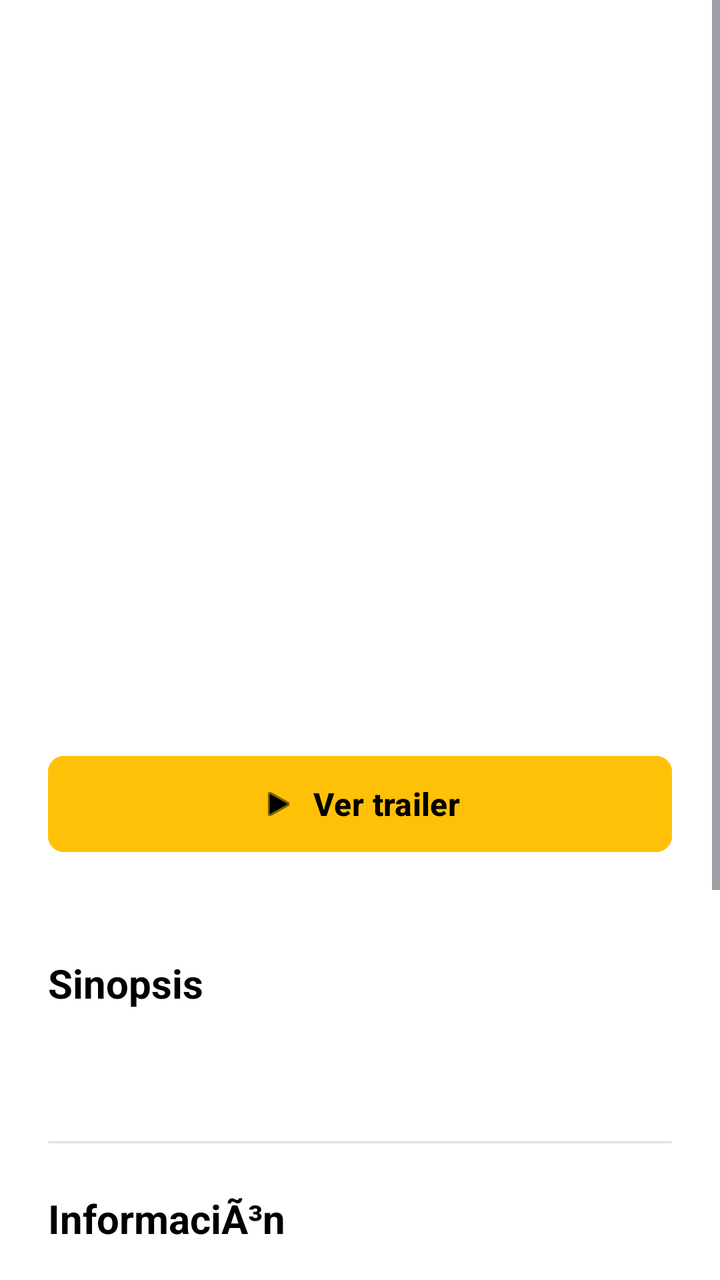
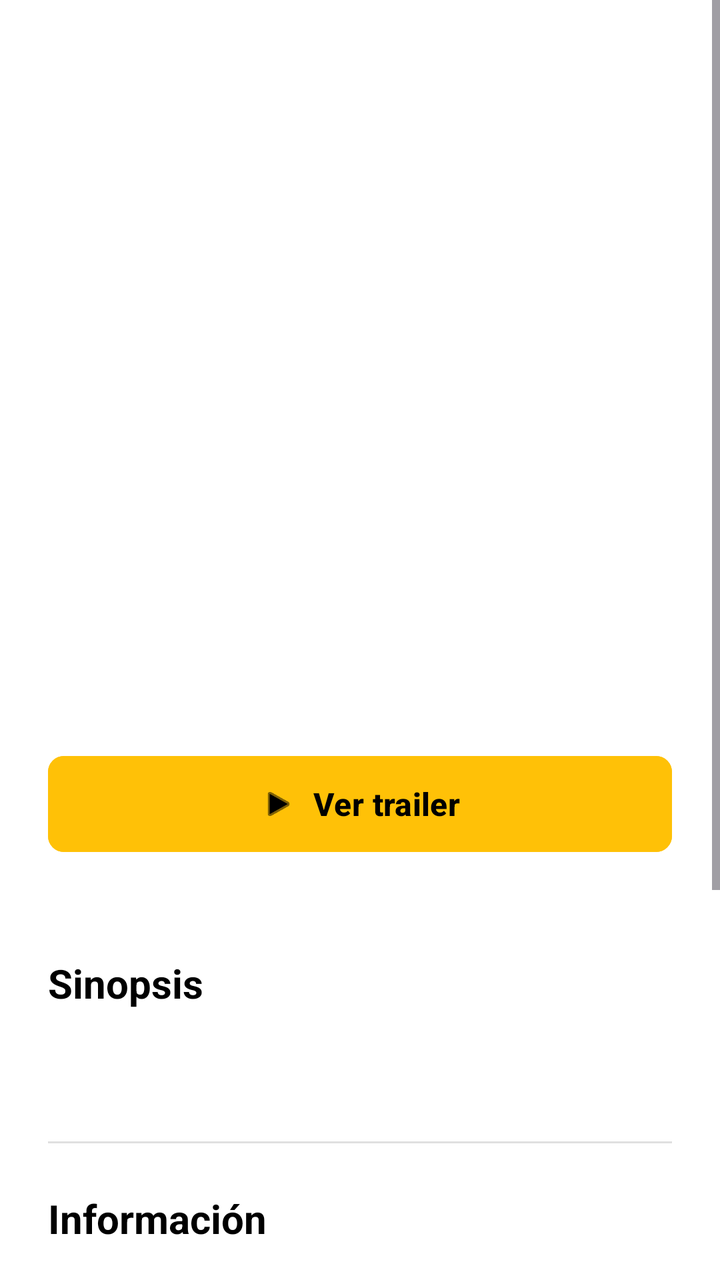

Screens rendered from an Android XML layout before and after an edit, with the pre-edit source and the edit as a unified diff.
<!-- AndroidManifest.xml: application theme Theme.Repaso -->
<!-- res/layout/fragment_detalles.xml -->
<?xml version="1.0" encoding="utf-8"?>
<layout xmlns:android="http://schemas.android.com/apk/res/android"
    xmlns:app="http://schemas.android.com/apk/res-auto"
    xmlns:tools="http://schemas.android.com/tools">

    <ScrollView
    android:layout_width="match_parent"
    android:layout_height="match_parent"
    android:background="#FFFFFF"
    android:fillViewport="true">

    <LinearLayout
        android:layout_width="match_parent"
        android:layout_height="wrap_content"
        android:orientation="vertical">

        <FrameLayout
            android:layout_width="match_parent"
            android:layout_height="350dp">

            <ImageView
                android:id="@+id/portadaDetalle"
                android:layout_width="match_parent"
                android:layout_height="match_parent"
                android:scaleType="centerCrop"/>

            <View
                android:layout_width="match_parent"
                android:layout_height="150dp"
                android:layout_gravity="bottom"
                android:background="@drawable/bg_gradient"/>

            <LinearLayout
                android:layout_width="match_parent"
                android:layout_height="wrap_content"
                android:layout_gravity="bottom"
                android:orientation="vertical"
                android:padding="24dp">

                <TextView
                    android:id="@+id/tituloDestacado"
                    android:layout_width="match_parent"
                    android:layout_height="wrap_content"
                    android:textColor="#FFFFFF"
                    android:textSize="28sp"
                    android:textStyle="bold"
                    android:shadowColor="#80000000"
                    android:shadowDx="1"
                    android:shadowDy="1"
                    android:shadowRadius="4"/>

                <TextView
                    android:id="@+id/textoSecundario"
                    android:layout_width="match_parent"
                    android:layout_height="wrap_content"
                    android:layout_marginTop="4dp"
                    android:textColor="#E0FFFFFF"
                    android:textSize="14sp"
                    android:shadowColor="#80000000"
                    android:shadowDx="1"
                    android:shadowDy="1"
                    android:shadowRadius="2"/>
            </LinearLayout>
        </FrameLayout>

        <LinearLayout
            android:layout_width="match_parent"
            android:layout_height="wrap_content"
            android:orientation="vertical"
            android:padding="24dp">

            <Button
                android:id="@+id/botonVerTrailer"
                android:layout_width="match_parent"
                android:layout_height="56dp"
                android:backgroundTint="#FFC107"
                android:textColor="#000000"
                android:text="Ver trailer"
                android:textStyle="bold"
                android:textSize="16sp"
                app:icon="@android:drawable/ic_media_play"
                app:iconTint="#000000"
                app:iconGravity="textStart"
                app:cornerRadius="8dp"
                android:layout_marginBottom="24dp"/>

            <HorizontalScrollView
                android:layout_width="match_parent"
                android:layout_height="wrap_content"
                android:scrollbars="none"
                android:layout_marginBottom="24dp">
                
                <LinearLayout
                    android:id="@+id/cajaGeneros"
                    android:layout_width="wrap_content"
                    android:layout_height="wrap_content"
                    android:orientation="horizontal"/>
            </HorizontalScrollView>

            <TextView
                android:layout_width="wrap_content"
                android:layout_height="wrap_content"
                android:text="Sinopsis"
                android:textSize="20sp"
                android:textStyle="bold"
                android:textColor="#000000"
                android:layout_marginBottom="12dp"/>

            <TextView
                android:id="@+id/textoDescripcion"
                android:layout_width="match_parent"
                android:layout_height="wrap_content"
                android:textColor="#333333"
                android:textSize="16sp"
                android:lineSpacingExtra="4dp"
                android:layout_marginBottom="32dp"/>

            <View
                android:layout_width="match_parent"
                android:layout_height="1dp"
                android:background="#E0E0E0"
                android:layout_marginBottom="24dp"/>

            <TextView
                android:layout_width="wrap_content"
                android:layout_height="wrap_content"
                android:text="InformaciÃ³n"
                android:textSize="20sp"
                android:textStyle="bold"
                android:textColor="#000000"
                android:layout_marginBottom="16dp"/>

            <LinearLayout
                android:id="@+id/seccionTipo"
                android:layout_width="match_parent"
                android:layout_height="wrap_content"
                android:orientation="horizontal"
                android:layout_marginBottom="12dp">
                <TextView
                    android:layout_width="0dp"
                    android:layout_weight="1"
                    android:layout_height="wrap_content"
                    android:text="Tipo"
                    android:textColor="#888888"
                    android:textSize="16sp"/>
                <TextView
                    android:id="@+id/etiquetaTipo"
                    android:layout_width="wrap_content"
                    android:layout_height="wrap_content"
                    android:textColor="#000000"
                    android:textStyle="bold"
                    android:textSize="16sp"/>
            </LinearLayout>

            <LinearLayout
                android:id="@+id/seccionTemporadas"
                android:layout_width="match_parent"
                android:layout_height="wrap_content"
                android:orientation="horizontal"
                android:layout_marginBottom="12dp">
                <TextView
                    android:layout_width="0dp"
                    android:layout_weight="1"
                    android:layout_height="wrap_content"
                    android:text="Temporadas"
                    android:textColor="#888888"
                    android:textSize="16sp"/>
                <TextView
                    android:id="@+id/etiquetaTemporadas"
                    android:layout_width="wrap_content"
                    android:layout_height="wrap_content"
                    android:textColor="#000000"
                    android:textStyle="bold"
                    android:textSize="16sp"/>
            </LinearLayout>

            <LinearLayout
                android:id="@+id/seccionPlataforma"
                android:layout_width="match_parent"
                android:layout_height="wrap_content"
                android:orientation="horizontal"
                android:layout_marginBottom="24dp">
                <TextView
                    android:layout_width="0dp"
                    android:layout_weight="1"
                    android:layout_height="wrap_content"
                    android:text="Plataforma"
                    android:textColor="#888888"
                    android:textSize="16sp"/>
                <TextView
                    android:id="@+id/etiquetaPlataforma"
                    android:layout_width="wrap_content"
                    android:layout_height="wrap_content"
                    android:textColor="#000000"
                    android:textStyle="bold"
                    android:textSize="16sp"/>
            </LinearLayout>

            <View
                android:layout_width="match_parent"
                android:layout_height="1dp"
                android:background="#E0E0E0"
                android:layout_marginBottom="24dp"/>

            <TextView
                android:id="@+id/commentsHeader"
                android:layout_width="wrap_content"
                android:layout_height="wrap_content"
                android:text="Comentarios (0)"
                android:textSize="20sp"
                android:textStyle="bold"
                android:textColor="#000000"
                android:layout_marginBottom="16dp"/>

            <com.google.android.material.textfield.TextInputLayout
                android:id="@+id/commentInputLayout"
                style="@style/Widget.MaterialComponents.TextInputLayout.OutlinedBox"
                android:layout_width="match_parent"
                android:layout_height="wrap_content"
                android:hint="Escribe tu comentario..."
                app:boxCornerRadiusBottomEnd="12dp"
                app:boxCornerRadiusBottomStart="12dp"
                app:boxCornerRadiusTopEnd="12dp"
                app:boxCornerRadiusTopStart="12dp"
                app:endIconMode="custom"
                app:endIconDrawable="@android:drawable/ic_menu_send">

                <com.google.android.material.textfield.TextInputEditText
                    android:id="@+id/commentEditText"
                    android:layout_width="match_parent"
                    android:layout_height="wrap_content"
                    android:inputType="textMultiLine"
                    android:minLines="1"/>
            </com.google.android.material.textfield.TextInputLayout>

            <androidx.recyclerview.widget.RecyclerView
                android:id="@+id/recyclerViewComments"
                android:layout_width="match_parent"
                android:layout_height="wrap_content"
                android:layout_marginTop="16dp"
                android:nestedScrollingEnabled="false"/>

            <TextView
                android:id="@+id/noCommentsText"
                android:layout_width="match_parent"
                android:layout_height="wrap_content"
                android:gravity="center"
                android:text="AÃºn no hay comentarios.\nÂ¡SÃ© el primero en comentar!"
                android:layout_marginTop="24dp"
                android:visibility="gone"/>

        </LinearLayout>
    </LinearLayout>
</ScrollView>

</layout>
<!-- resources referenced by this layout -->
<resources>
  <!-- drawable bg_gradient (drawable) -->
  <?xml version="1.0" encoding="utf-8"?>
  <shape xmlns:android="http://schemas.android.com/apk/res/android">
      <gradient
          android:angle="90"
          android:endColor="#00FFFFFF"
          android:startColor="#FFFFFFFF"
          android:type="linear" />
  </shape>
  <style name="Theme.Repaso" parent="Base.Theme.Repaso" />
  <style name="Base.Theme.Repaso" parent="Theme.Material3.DayNight.NoActionBar">
          
          
      </style>
</resources>

<!-- the commit's change to res/layout/fragment_detalles.xml (unified diff, before → after) -->
@@ -124,7 +124,7 @@
             <TextView
                 android:layout_width="wrap_content"
                 android:layout_height="wrap_content"
-                android:text="InformaciÃ³n"
+                android:text="Información"
                 android:textSize="20sp"
                 android:textStyle="bold"
                 android:textColor="#000000"
@@ -245,7 +245,7 @@
                 android:layout_width="match_parent"
                 android:layout_height="wrap_content"
                 android:gravity="center"
-                android:text="AÃºn no hay comentarios.\nÂ¡SÃ© el primero en comentar!"
+                android:text="No hay comentarios.Se el primero en comentar!"
                 android:layout_marginTop="24dp"
                 android:visibility="gone"/>
 
